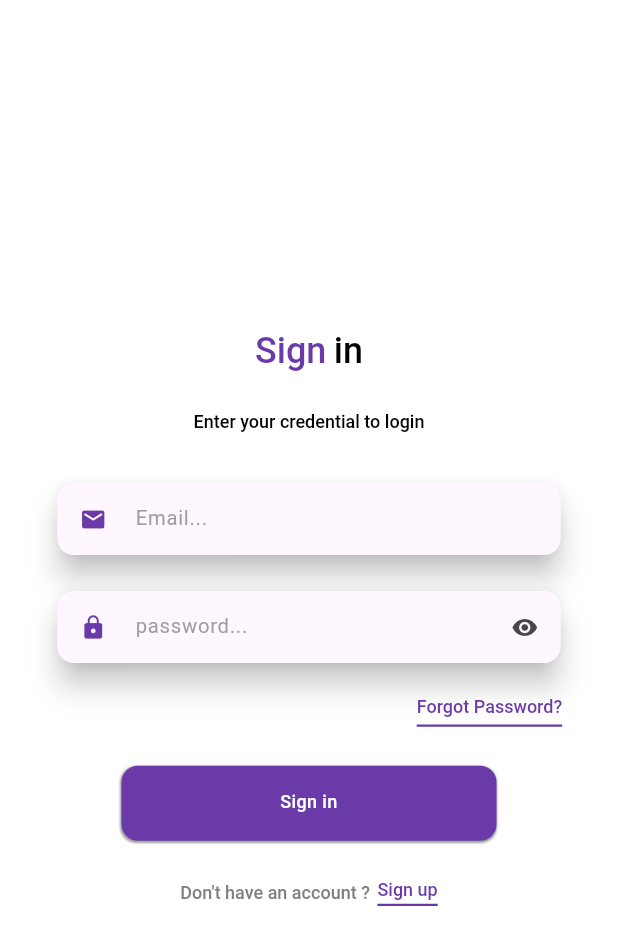
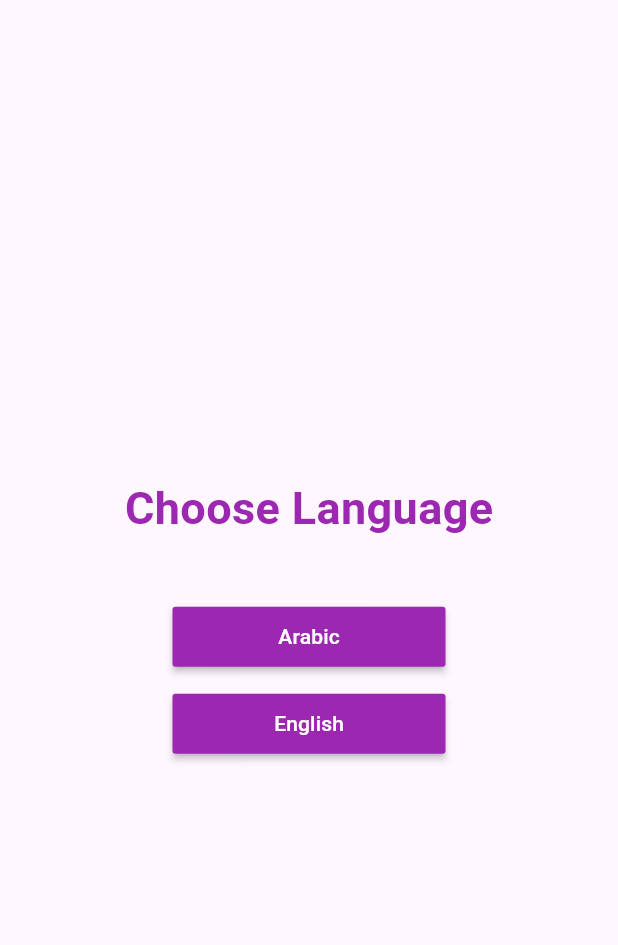
Before and after one commit to odai002/Fixit_App, a Flutter app: the screen it shows after launch, on a phone screen of 412 x 824 dp. Shown: the top 945 px of the screen. Run offline on Flutter 3.47's test engine with Material 3 defaults, Android fonts, the phone set to English and light mode, and no system bars; our stand-ins replace cached_network_image, flutter_otp_text_field, get, google_fonts, image_picker, lottie and 1 more; Roboto replaces fonts that are missing (Libre Caslon Text).

Commit message:
Add Language

```diff
--- a/lib/Controller/HomeOnwer/taskpage_controller.dart
+++ b/lib/Controller/HomeOnwer/taskpage_controller.dart
@@ -87,7 +87,7 @@ class TaskpageControllerImp extends TaskpageController {
         if (isSent) {
           showSuccessSnackbar("Task sent successfully");
           await Future.delayed(const Duration(seconds: 1));
-          Get.offNamed(AppRoute.CategoryPage, arguments: {'category_id': categoryId,'taskSent': true}); // أو استخدم Get.back()
+          Get.offNamed(AppRoute.CategoryPage, arguments: {'category_id': categoryId,'taskSent': true});
           return true;
         }
       } catch (e) {
--- /dev/null
+++ b/lib/Core/localization/changelocal.dart
@@ -0,0 +1,30 @@
+import 'dart:ui';
+
+import 'package:fixit/Core/services/myservices.dart';
+import 'package:flutter/material.dart';
+import 'package:get/get.dart';
+
+
+class LocaleController extends GetxController{
+  Locale? Language;
+  Myservices myServices= Get.find();
+
+
+  ChangeLanguage(String langcode){
+    Locale locale = Locale(langcode);
+    myServices.sharedPreferences.setString("lang", langcode);
+    Get.updateLocale(locale);
+  }
+  @override
+  void onInit() {
+    String? SharedPredLang= myServices.sharedPreferences.getString("Lang");
+    if(SharedPredLang == "ar"){
+      Language= Locale("ar");
+    }else if(SharedPredLang == "en"){
+      Language = Locale("en");
+    }else{
+      Language = Locale(Get.deviceLocale!.languageCode);
+    }
+    super.onInit();
+  }
+}
--- /dev/null
+++ b/lib/Core/localization/translation.dart
@@ -0,0 +1,34 @@
+import 'package:get/get.dart';
+
+class MyTranslation extends Translations {
+  @override
+  Map<String, Map<String, String>> get keys => {
+  "ar":{
+    "1" : "اختر اللغة" ,
+    "2" : "اختر الخدمة التي تحتاجها" ,
+    "3":  "تسجيل",
+    "4":"الدخول",
+    "5":"حساب",
+    "6":"ليس لديك حساب ؟",
+    "7":"تسجيل حساب",
+    "8":"تسجيل الدخول" ,
+    "9":"هل نسيت كلمة المرور؟",
+    "10":"كلمة المرور...",
+    "11":"البريد الإلكتروني...",
+    "12":"أدخل بيانات الاعتماد الخاصة بك لتسجيل الدخول"
+  },
+  "en":{
+    "1": "Choose Language" ,
+    "2" :"pick a service that you need!",
+    "3":"Sign",
+    "4" : "in",
+    "5":"up",
+    "6":"Don't have an account ?",
+    "7":"Sign up",
+    "8":"Sign in",
+    "9":"Forgot Password?",
+    "10":"Password...",
+    "11":"Email...",
+    "12":"Enter your credential to login"
+  }
+};}
--- /dev/null
+++ b/lib/Core/services/myservices.dart
@@ -0,0 +1,14 @@
+import 'package:get/get.dart';
+import 'package:shared_preferences/shared_preferences.dart';
+
+class Myservices extends GetxService{
+  late SharedPreferences sharedPreferences;
+
+  Future<Myservices> initial() async{
+     sharedPreferences = await SharedPreferences.getInstance();
+     return this;
+  }
+}
+initialservices()async{
+ await Get.putAsync(() => Myservices().initial());
+}
--- a/lib/View/Screen/Auth/sign_in_page.dart
+++ b/lib/View/Screen/Auth/sign_in_page.dart
@@ -39,7 +39,7 @@ class SignIn extends StatelessWidget {
                             children: [
                               TextSpan(
 
-                                text:  "Sign",
+                                text:  "3".tr,
                                 style: GoogleFonts.getFont('Libre Caslon Text',
                                   fontWeight: FontWeight.w500,
                                   fontSize: 24,
@@ -57,7 +57,7 @@ class SignIn extends StatelessWidget {
                             children: [
                               TextSpan(
 
-                                text:  "in",
+                                text:  "4".tr,
                                 style: GoogleFonts.getFont('Libre Caslon Text',
                                   fontWeight: FontWeight.w500,
                                   fontSize: 24,
@@ -77,7 +77,7 @@ class SignIn extends StatelessWidget {
                       children: [
                         TextSpan(
 
-                          text:  "Enter your credential to login",
+                          text:  "12".tr,
                           style: GoogleFonts.getFont('Libre Caslon Text',
                             fontWeight: FontWeight.w500,
                             fontSize: 12,
@@ -98,7 +98,7 @@ class SignIn extends StatelessWidget {
                       },
                       maxLength: 100,
                       controller: controller.email,
-                      name: "Email...",
+                      name: "11".tr,
                       prefixIcon: Icons.email_rounded,
                       prefixIconColor:const Color(0xff6A3BA8),
                       inputType: TextInputType.emailAddress,
@@ -119,7 +119,7 @@ class SignIn extends StatelessWidget {
 
                         obscureText:controller.isshowpassword,
                         controller:controller.password ,
-                        name: "password...",
+                        name: "10".tr,
                         prefixIcon: Icons.lock,
                         prefixIconColor:const Color(0xff6A3BA8),
                         inputType: TextInputType.visiblePassword,
@@ -159,7 +159,7 @@ class SignIn extends StatelessWidget {
                             text: TextSpan(
                               children: [
                                 TextSpan(
-                                  text:  "Forgot Password?",
+                                  text:  "9".tr,
                                   style: GoogleFonts.getFont('Libre Caslon Text',
 
                                     fontWeight: FontWeight.w500,
@@ -184,7 +184,7 @@ class SignIn extends StatelessWidget {
                             height: 50, fontSize: 12,
                             width: 250,
                             textcolor: 0xffffffff,
-                            text: 'Sign in',
+                            text: '8'.tr,
                             backgroundColor: const Color(0xff6A3BA8),
                             onPressed:() {
                               controller.Signin();
@@ -203,7 +203,7 @@ class SignIn extends StatelessWidget {
                               children: [
                                 TextSpan(
 
-                                  text:  "Don't have an account ?",
+                                  text:  "6".tr,
                                   style: GoogleFonts.getFont('Libre Caslon Text',
                                     fontWeight: FontWeight.w500,
                                     fontSize: 12,
@@ -237,7 +237,7 @@ class SignIn extends StatelessWidget {
                               text: TextSpan(
                                 children: [
                                   TextSpan(
-                                    text:  "Sign up",
+                                    text:  "7".tr,
                                     style: GoogleFonts.getFont('Libre Caslon Text',
 
                                       fontWeight: FontWeight.w500,
--- a/lib/View/Screen/Home_Owner/Input_onwer/Home_app/Home_page.dart
+++ b/lib/View/Screen/Home_Owner/Input_onwer/Home_app/Home_page.dart
@@ -53,7 +53,7 @@ class HomePage extends StatelessWidget {
                       if (snapshot.connectionState == ConnectionState.waiting) {
                         return const Center(child: CircularProgressIndicator());
                       } else if (snapshot.hasError) {
-                        return Center(child: Text('Error: ${snapshot.error}'));
+                        return const Center(child: Text('Error: please try again'));
                       } else if (snapshot.hasData) {
                         List<Map<String, dynamic>> categoryData = snapshot.data!;
 
--- /dev/null
+++ b/lib/View/Screen/language.dart
@@ -0,0 +1,55 @@
+import 'package:fixit/Core/constant/route.dart';
+import 'package:fixit/Core/localization/changelocal.dart';
+import 'package:flutter/material.dart';
+import 'package:get/get.dart';
+
+class Language extends GetView<LocaleController> {
+  const Language({super.key});
+
+  @override
+  Widget build(BuildContext context) {
+    return Scaffold(
+      body: Container(
+        padding:const EdgeInsets.all(15),
+        child:Column(
+          mainAxisAlignment:MainAxisAlignment.center,
+          children: [
+             Text("1".tr,
+               style:const TextStyle(color:Colors.purple,fontSize:30,fontWeight:FontWeight.bold),),
+            const SizedBox(height:40,),
+            Container(
+              padding:const EdgeInsets.symmetric(horizontal:100),
+              width:double.infinity,
+              child: MaterialButton(
+                onPressed:(){
+                  controller.ChangeLanguage('ar');
+                  Get.offNamed(AppRoute.SplachScreen);
+                },
+                color:Colors.purple,
+                minWidth:120,textColor:Colors.white,
+                height:40,
+                child:const Text('Arabic'),
+              ),
+            ),
+            const SizedBox(height:10,),
+            Container(
+              padding:const EdgeInsets.symmetric(horizontal:100),
+              width:double.infinity,
+              child: MaterialButton(
+                onPressed:(){
+                  controller.ChangeLanguage('en');
+                  Get.offNamed(AppRoute.SplachScreen);
+                },
+                color:Colors.purple,
+                minWidth:120,textColor:Colors.white,
+                height:40,
+                child:const Text('English'),
+              ),
+            ),
+
+          ],
+    )
+      )
+    );
+  }
+}
--- a/lib/main.dart
+++ b/lib/main.dart
@@ -1,9 +1,14 @@
+import 'package:fixit/Core/localization/changelocal.dart';
+import 'package:fixit/Core/localization/translation.dart';
+import 'package:fixit/Core/services/myservices.dart';
 import 'package:fixit/routs.dart';
 import 'package:flutter/material.dart';
 import 'package:get/get.dart';
 
 
-void main(){
+void main()async{
+  WidgetsFlutterBinding.ensureInitialized();
+  await initialservices();
   runApp(const MyApp());
 }
 class MyApp extends StatelessWidget {
@@ -11,8 +16,11 @@ class MyApp extends StatelessWidget {
 
   @override
   Widget build(BuildContext context) {
+    LocaleController controller = Get.put(LocaleController());
     return  SafeArea(
       child: GetMaterialApp(
+        locale:controller.Language,
+        translations: MyTranslation(),
         debugShowCheckedModeBanner: false,
         getPages:routes,
       ),
--- a/lib/routs.dart
+++ b/lib/routs.dart
@@ -5,6 +5,7 @@ import 'package:fixit/View/Screen/Home_Owner/Input_onwer/Home_app/Category_Page/
 import 'package:fixit/View/Screen/Home_Owner/Input_onwer/Home_app/Home_page.dart';
 import 'package:fixit/View/Screen/Home_Owner/Input_onwer/Home_app/task_page.dart';
 import 'package:fixit/View/Screen/MainPages/notification.dart';
+import 'package:fixit/View/Screen/language.dart';
 import 'package:get/get_navigation/src/routes/get_route.dart';
 import 'Core/constant/route.dart';
 import 'View/Screen/Auth/forgetpassword/forgetpassword.dart';
@@ -20,11 +21,8 @@ import 'View/Screen/Splach_screen/splach_screen.dart';
 
 List<GetPage<dynamic>>? routes =[
   //Splach
-  GetPage(name:'/' , page: () =>const SplachScreen()),
-
-/*
-  GetPage(name:'/' , page: () =>  Test()),
-*/
+  GetPage(name:'/' , page: () =>const Language()),
+  GetPage(name:AppRoute.SplachScreen, page: () =>const SplachScreen()),
 
 // Auth
   GetPage(name:AppRoute.SignIn , page: () => SignIn()),
```
